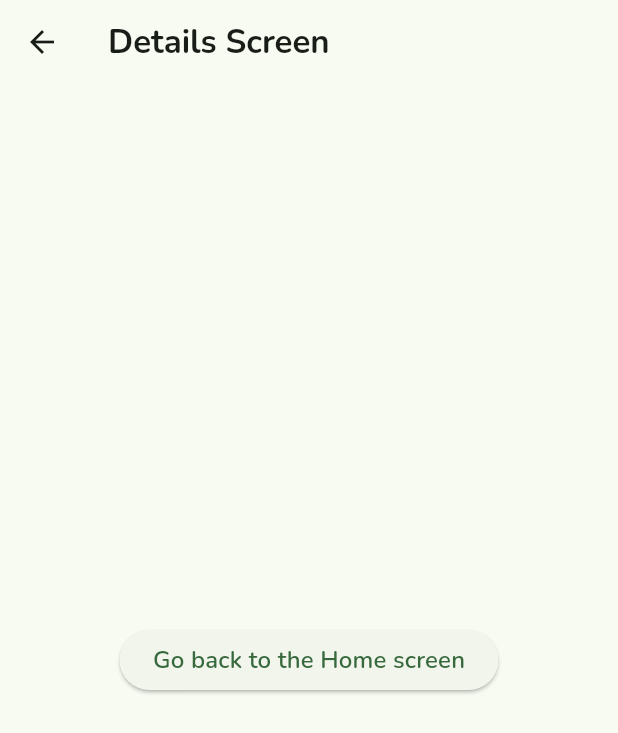
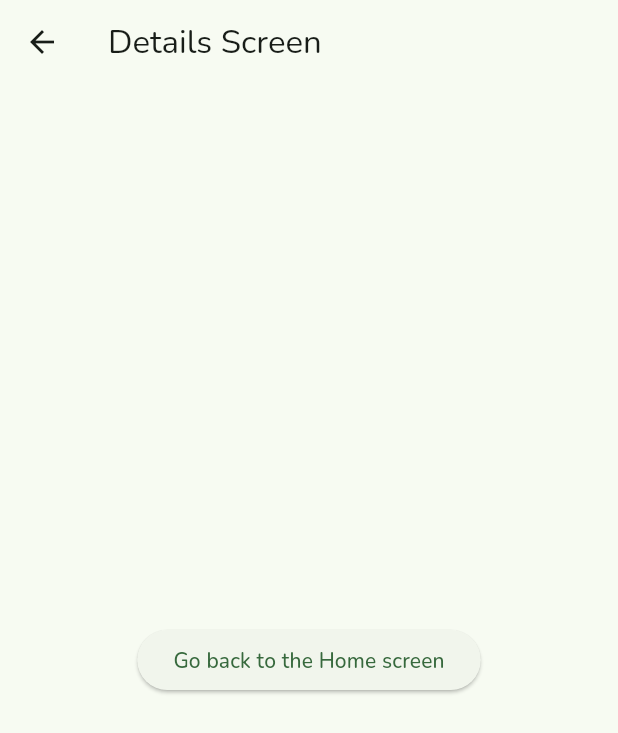
Before and after one commit to danyavol/money-splitter-flutter, a Flutter app: the DetailsScreen screen opened by its route, on a phone screen of 412 x 824 dp. Shown: the top 733 px of the screen. Run offline on Flutter 3.47's test engine with Material 3 defaults, Android fonts, the phone set to English and light mode, and no system bars; our stand-ins replace go_router, google_fonts.

Commit message:
feat: Use google_fonts lib to install Nunito font

```diff
--- a/lib/src/theme/dark_theme.dart
+++ b/lib/src/theme/dark_theme.dart
@@ -1,10 +1,9 @@
 import 'package:flutter/material.dart';
-import 'package:money_splitter/src/theme/typography.dart';
+import 'package:google_fonts/google_fonts.dart';
 
 ThemeData darkTheme = ThemeData(
   useMaterial3: true,
-  fontFamily: 'Nunito',
   brightness: Brightness.dark,
   colorSchemeSeed: const Color.fromARGB(0, 70, 167, 88),
-  textTheme: textTheme
+  textTheme: GoogleFonts.nunitoTextTheme()
 );
--- a/lib/src/theme/light_theme.dart
+++ b/lib/src/theme/light_theme.dart
@@ -1,10 +1,9 @@
 import 'package:flutter/material.dart';
-import 'package:money_splitter/src/theme/typography.dart';
+import 'package:google_fonts/google_fonts.dart';
 
 ThemeData lightTheme = ThemeData(
   useMaterial3: true,
-  fontFamily: 'Nunito',
   brightness: Brightness.light,
   colorSchemeSeed: const Color.fromARGB(0, 70, 167, 88),
-  textTheme: textTheme
+  textTheme: GoogleFonts.nunitoTextTheme()
 );
```
Also changed, not shown: lib/src/theme/typography.dart (deleted, +0 -24 lines), pubspec.yaml (+1 -15 lines), fonts/Nunito-Italic[wght].ttf (deleted), fonts/Nunito[wght].ttf (deleted), pubspec.lock.
